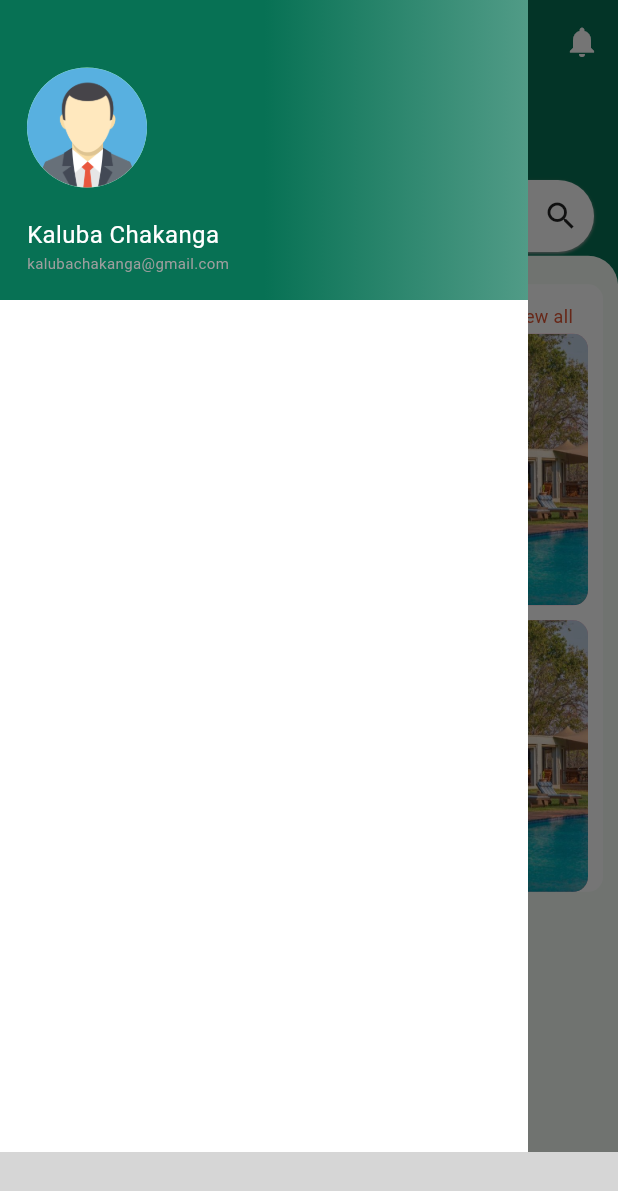
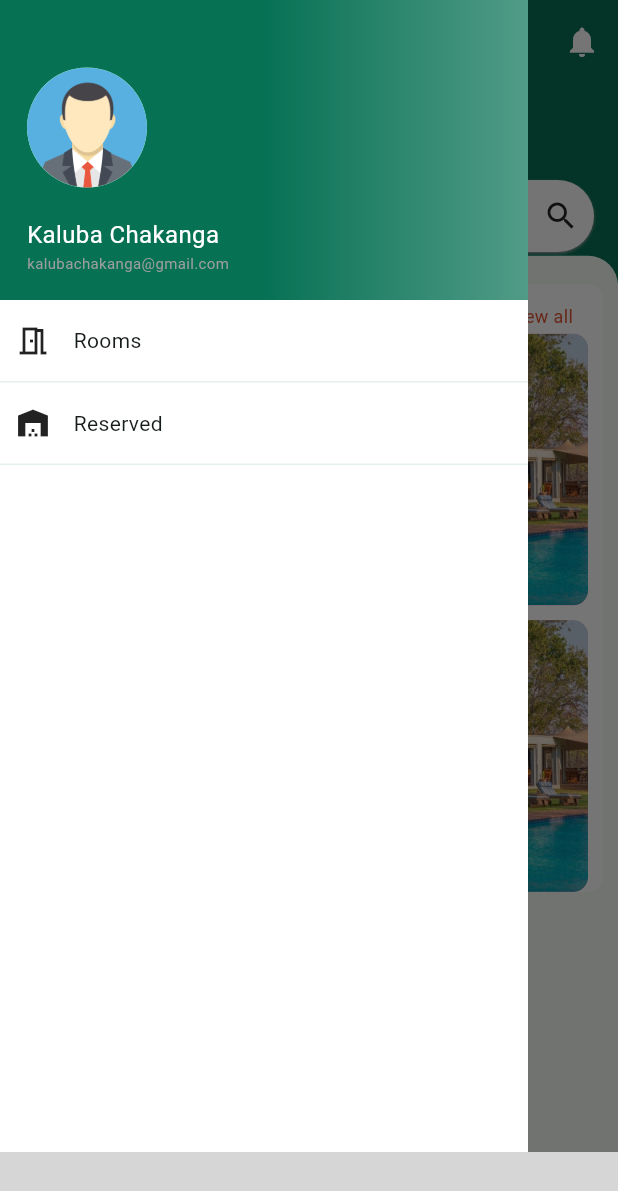
Before and after one commit to KalubaTech/kasama-towers-lodge, a Flutter app: the screen it shows after launch, with the side drawer open, on a phone screen of 412 x 824 dp. Shown: the top 1191 px of the screen. Run offline on Flutter 3.47's test engine with Material 3 defaults, Android fonts, the phone set to English and light mode, and no system bars; drawn by our look-alikes of draggable_home; our stand-ins replace firebase_core, get, google_fonts, loading_indicator, smooth_page_indicator; missing offline and left inert: chip_list, circular_bottom_navigation, flutter_timeline_calendar, grid_staggered_lite, search_choices; accounts and stored records are empty; Roboto replaces fonts that are missing (Agbalumo); grey boxes are pictures that could not be loaded.

Commit message:
Changes made

```diff
--- a/lib/components/drawer_tile.dart
+++ b/lib/components/drawer_tile.dart
@@ -0,0 +1,31 @@
+import 'package:flutter/material.dart';
+import 'package:kasama_towers_lodge/utils/colors.dart';
+
+class DrawerTile extends StatelessWidget {
+  String title;
+  IconData?icon;
+  Function() onclick;
+
+  DrawerTile({required this.title, required this.onclick, this.icon});
+
+  @override
+  Widget build(BuildContext context) {
+    return InkWell(
+      onTap: onclick,
+      child: Container(
+        padding: EdgeInsets.symmetric(horizontal: 10, vertical: 15),
+        decoration: BoxDecoration(
+          border: BorderDirectional(bottom: BorderSide(color: Karas.primary.withOpacity(0.1)))
+        ),
+        child: Row(
+          crossAxisAlignment: CrossAxisAlignment.center,
+          children: [
+            Icon(icon),
+            SizedBox(width: 15,),
+            Text(title)
+          ],
+        ),
+      ),
+    );
+  }
+}
--- a/lib/views/page_anchor.dart
+++ b/lib/views/page_anchor.dart
@@ -7,6 +7,8 @@ import 'package:kasama_towers_lodge/views/dashboard/dashboard.dart';
 import 'package:kasama_towers_lodge/views/discover/rooms.dart';
 import 'package:kasama_towers_lodge/views/profile/profile.dart';
 import 'package:kasama_towers_lodge/views/search/search.dart';
+
+import '../components/drawer_tile.dart';
 
 
 class PageAnchor extends StatefulWidget {
@@ -127,7 +129,26 @@ class _PageAnchorState extends State<PageAnchor> {
               ),
             ),
             Expanded(
-              child: Container(),
+              child: Container(
+                child: Column(
+                  children: [
+                    DrawerTile(
+                      title: 'Rooms',
+                      icon: Icons.meeting_room_outlined,
+                      onclick: (){
+
+                      },
+                    ),
+                    DrawerTile(
+                      title: 'Reserved',
+                      icon: Icons.warehouse,
+                      onclick: (){
+
+                      },
+                    ),
+                  ],
+                ),
+              ),
             ),
           ],
         ),
```
Also changed, not shown: 22 other files.
